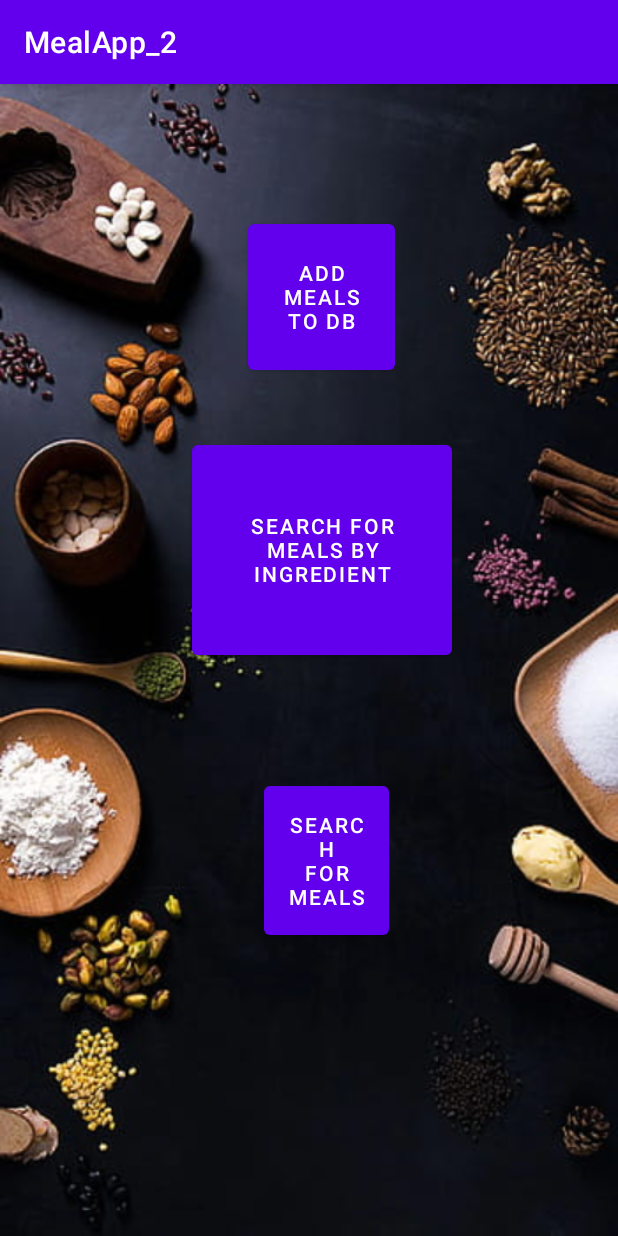
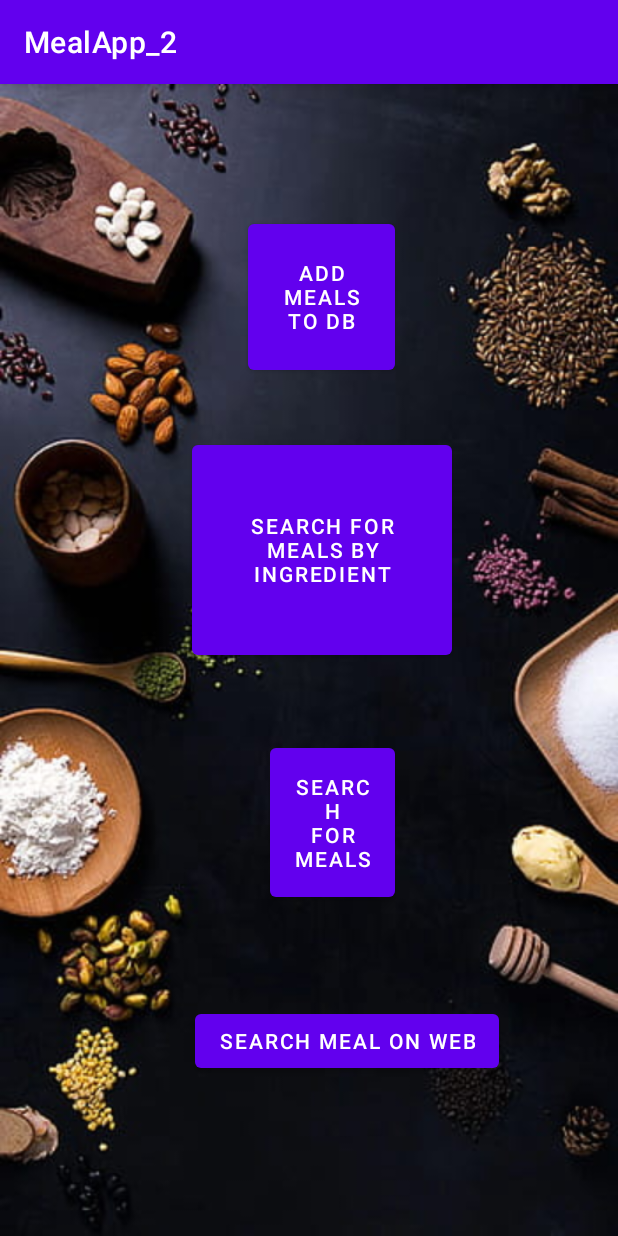
Before and after one commit to ImeshJayalath/HashDash, an Android app: the screen it shows after launch (MainActivity), after a tap on "ADD MEALS TO DB", on a phone screen of 412 x 824 dp. Run offline under Robolectric (Android 15) with nearby library versions, the phone set to English and light mode, and no system bars; our stand-ins replace Room's generated code; 2 statements that could not run were skipped.

Commit message:
commit 2

```diff
--- a/app/src/main/java/com/example/mealapp_2/MainActivity.kt
+++ b/app/src/main/java/com/example/mealapp_2/MainActivity.kt
@@ -1,5 +1,6 @@
 package com.example.mealapp_2
 
+import android.content.Intent
 import android.os.Bundle
 import android.widget.Button
 import android.widget.Toast
@@ -304,20 +305,38 @@ class MainActivity : AppCompatActivity(){
 
 
                 // Populating Database
-                mealDao.insertMeals(meal1, meal2, meal3, meal4)
+                mealDao.insertMeals(meal1)
+                mealDao.insertMeals(meal2)
+                mealDao.insertMeals(meal3)
+                mealDao.insertMeals(meal4)
                 toast.show()
 
                 // Displaying DB table data
-                //dbTablePage()
+                dbTablePage()
             }
         }
     }
-//    private fun dbTablePage() {
-//        // Creating an instance of the database
-//        val intent = Intent(this, DisplayDBActivity::class.java)
-//        startActivity(intent)
-//
-//
-//    }
+    private fun dbTablePage() {
+        // Creating an instance of the database
+        val intent = Intent(this, DisplayDBActivity::class.java)
+        startActivity(intent)
 
+
+    }
+
+    fun displaySearchIngrePage() {
+        val intent = Intent(this, SearchIngredient::class.java)
+        startActivity(intent)
+    }
+
+    // Displaying Movie Search Page
+    fun displaySearchMealPage() {
+        val intent = Intent(this, SearchMeal::class.java)
+        startActivity(intent)
+    }
+
+    fun displaySearchMealWebPage() {
+        val intent = Intent(this, SearchWeb::class.java)
+        startActivity(intent)
+    }
 }
--- a/app/src/main/java/com/example/mealapp_2/MealDao.kt
+++ b/app/src/main/java/com/example/mealapp_2/MealDao.kt
@@ -11,12 +11,12 @@ interface MealDao {
     suspend fun insertAll(vararg meal: Meal)
 
     @Insert(onConflict = OnConflictStrategy.REPLACE)
-    suspend fun insertMeals(vararg meal: Meal)
+    suspend fun insertMeals( meal: Meal)
 
     @Query("SELECT * FROM meal_table")
     suspend fun getAll(): List<Meal>
 
-    @Query("SELECT * FROM meal_table WHERE category LIKE '%' || :name || '%' ")
+    @Query("\"SELECT * FROM meal_data_table WHERE meal_name LIKE '%' || :name || '%' OR meal_Ingredient1 LIKE '%' || :name || '%' \"")
     suspend fun getMealByIngredient(name: String): List<Meal>
 
     @Query("SELECT count(*) FROM meal_table")
--- a/app/src/main/res/layout/activity_main.xml
+++ b/app/src/main/res/layout/activity_main.xml
@@ -16,10 +16,10 @@
         android:text="Search     for            Meals"
         app:layout_constraintBottom_toBottomOf="parent"
         app:layout_constraintEnd_toEndOf="parent"
-        app:layout_constraintHorizontal_bias="0.536"
+        app:layout_constraintHorizontal_bias="0.548"
         app:layout_constraintStart_toStartOf="parent"
         app:layout_constraintTop_toBottomOf="@+id/button2"
-        app:layout_constraintVertical_bias="0.279" />
+        app:layout_constraintVertical_bias="0.186" />
 
     <Button
         android:id="@+id/button2"
@@ -44,4 +44,16 @@
         app:layout_constraintStart_toStartOf="parent"
         app:layout_constraintTop_toTopOf="parent"
         app:layout_constraintVertical_bias="0.133" />
+
+    <Button
+        android:id="@+id/searchWeb"
+        android:layout_width="wrap_content"
+        android:layout_height="wrap_content"
+        android:text="Search Meal on Web"
+        app:layout_constraintBottom_toBottomOf="parent"
+        app:layout_constraintEnd_toEndOf="parent"
+        app:layout_constraintHorizontal_bias="0.621"
+        app:layout_constraintStart_toStartOf="parent"
+        app:layout_constraintTop_toBottomOf="@+id/button3"
+        app:layout_constraintVertical_bias="0.385" />
 </androidx.constraintlayout.widget.ConstraintLayout>
```
